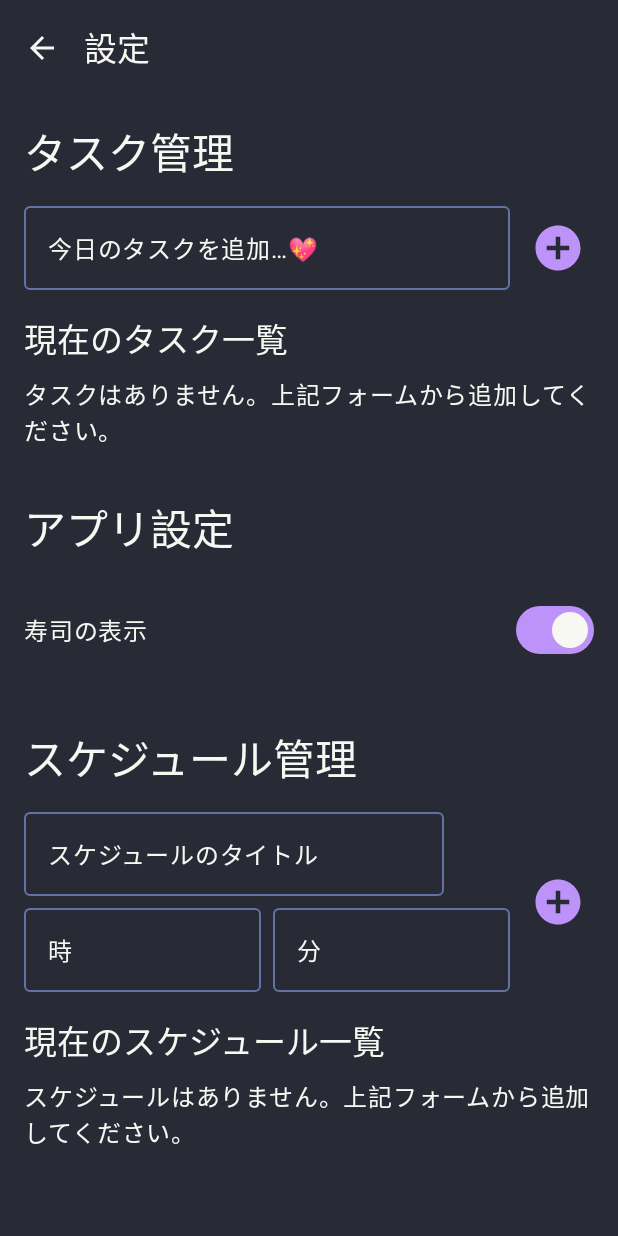
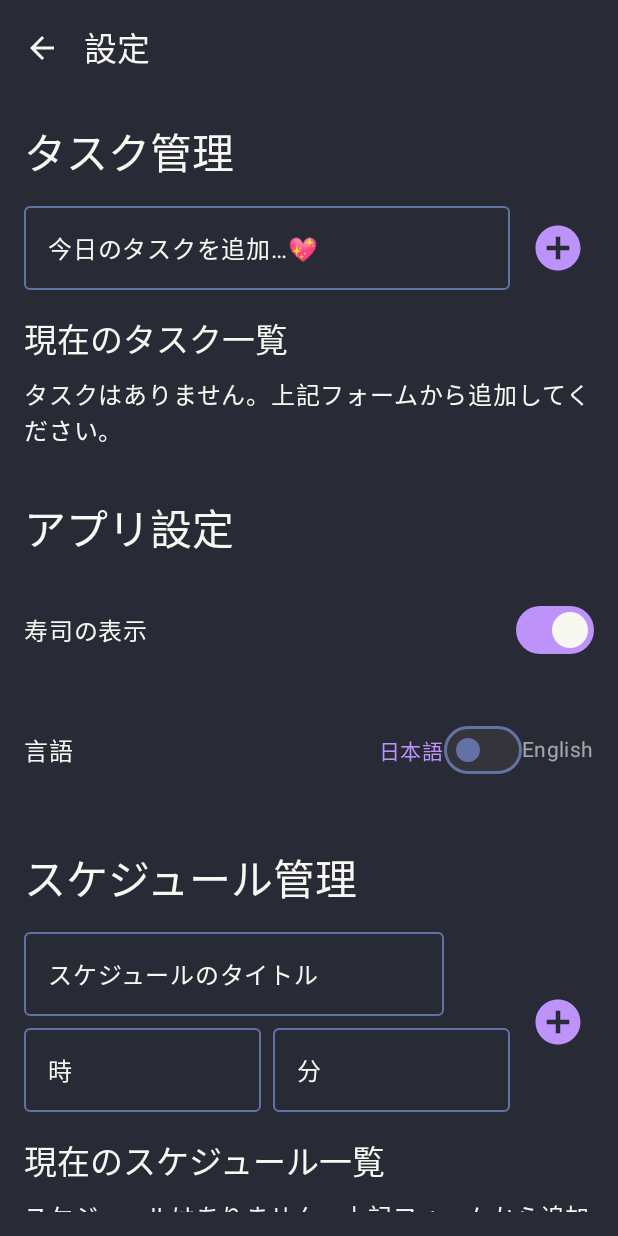
Before and after one commit to Takarkiz/SchoolWatch, an Android app built with Jetpack Compose: the screen it shows after launch (MainActivity), after a tap on "設定", on a phone screen of 412 x 824 dp. Run offline under Robolectric (Android 15) with nearby library versions, the phone set to English and light mode, and no system bars.

Commit message:
言語のローカライズ対応

```diff
--- a/composeApp/build.gradle.kts
+++ b/composeApp/build.gradle.kts
@@ -95,6 +95,10 @@ compose.desktop {
     application {
         mainClass = "org.khaki.schoolwatch.MainKt"
 
+        jvmArgs += listOf(
+            "--add-opens", "java.base/java.lang.ref=ALL-UNNAMED"
+        )
+
         nativeDistributions {
             targetFormats(TargetFormat.Dmg, TargetFormat.Msi, TargetFormat.Deb)
             packageName = "org.khaki.schoolwatch"
--- a/composeApp/src/commonMain/kotlin/org/khaki/schoolwatch/App.kt
+++ b/composeApp/src/commonMain/kotlin/org/khaki/schoolwatch/App.kt
@@ -9,6 +9,10 @@ import androidx.compose.runtime.mutableStateOf
 import androidx.compose.runtime.remember
 import androidx.compose.runtime.setValue
 import org.jetbrains.compose.ui.tooling.preview.Preview
+import org.khaki.schoolwatch.localization.EnglishStringResources
+import org.khaki.schoolwatch.localization.JapaneseStringResources
+import org.khaki.schoolwatch.localization.Language
+import org.khaki.schoolwatch.localization.ProvideStringResources
 import org.khaki.schoolwatch.theme.DraculaTheme
 
 enum class Screen {
@@ -25,6 +29,13 @@ fun App() {
         val tasks = remember { mutableStateListOf<Task>() }
         val schedules = remember { mutableStateListOf<Schedule>() }
         var showSushi by remember { mutableStateOf(true) }
+        var language by remember { mutableStateOf(Language.JAPANESE) }
+        val stringResources = remember(language) {
+            when (language) {
+                Language.JAPANESE -> JapaneseStringResources()
+                Language.ENGLISH -> EnglishStringResources()
+            }
+        }
 
         LaunchedEffect(Unit) {
             clockTicker.start()
@@ -36,6 +47,11 @@ fun App() {
             }
         }
 
+        LaunchedEffect(stringResources) {
+            clockTicker.updateStringResources(stringResources)
+        }
+
+        ProvideStringResources(language = language) {
             when (currentScreen) {
                 Screen.CLOCK -> {
                     ClockScreen(
@@ -70,9 +86,14 @@ fun App() {
                         onShowSushiChange = { newValue ->
                             showSushi = newValue
                         },
+                        language = language,
+                        onLanguageChange = { newLanguage ->
+                            language = newLanguage
+                        },
                         onBackClick = { currentScreen = Screen.CLOCK }
                     )
                 }
             }
         }
     }
+}
--- a/composeApp/src/commonMain/kotlin/org/khaki/schoolwatch/ClockLogic.kt
+++ b/composeApp/src/commonMain/kotlin/org/khaki/schoolwatch/ClockLogic.kt
@@ -12,9 +12,12 @@ import kotlinx.datetime.DayOfWeek
 import kotlinx.datetime.LocalDateTime
 import kotlinx.datetime.TimeZone
 import kotlinx.datetime.toLocalDateTime
+import org.khaki.schoolwatch.localization.JapaneseStringResources
+import org.khaki.schoolwatch.localization.StringResources
 
 class ClockTicker(
-    private val scope: CoroutineScope = CoroutineScope(Dispatchers.Default + Job())
+    private val scope: CoroutineScope = CoroutineScope(Dispatchers.Default + Job()),
+    private var stringResources: StringResources = JapaneseStringResources()
 ) {
     private val _hours = mutableStateOf("00")
     val hours: State<String> = _hours
@@ -43,17 +46,17 @@ class ClockTicker(
                 val year = now.year
                 val month = now.monthNumber
                 val day = now.dayOfMonth
-                val dayOfWeekJapanese = when (now.dayOfWeek) {
-                    DayOfWeek.MONDAY -> "月"
-                    DayOfWeek.TUESDAY -> "火"
-                    DayOfWeek.WEDNESDAY -> "水"
-                    DayOfWeek.THURSDAY -> "木"
-                    DayOfWeek.FRIDAY -> "金"
-                    DayOfWeek.SATURDAY -> "土"
-                    DayOfWeek.SUNDAY -> "日"
+                val dayOfWeekString = when (now.dayOfWeek) {
+                    DayOfWeek.MONDAY -> stringResources.monday
+                    DayOfWeek.TUESDAY -> stringResources.tuesday
+                    DayOfWeek.WEDNESDAY -> stringResources.wednesday
+                    DayOfWeek.THURSDAY -> stringResources.thursday
+                    DayOfWeek.FRIDAY -> stringResources.friday
+                    DayOfWeek.SATURDAY -> stringResources.saturday
+                    DayOfWeek.SUNDAY -> stringResources.sunday
                     else -> ""
                 }
-                _currentDate.value = "${year}年${month}月${day}日 (${dayOfWeekJapanese})"
+                _currentDate.value = stringResources.dateFormat(year, month, day, dayOfWeekString)
 
                 delay(1000)
             }
@@ -63,4 +66,8 @@ class ClockTicker(
     fun stop() {
         clockJob?.cancel()
     }
+
+    fun updateStringResources(newStringResources: StringResources) {
+        stringResources = newStringResources
+    }
 }
--- a/composeApp/src/commonMain/kotlin/org/khaki/schoolwatch/SettingsScreen.kt
+++ b/composeApp/src/commonMain/kotlin/org/khaki/schoolwatch/SettingsScreen.kt
@@ -33,6 +33,8 @@ import androidx.compose.ui.Alignment
 import androidx.compose.ui.Modifier
 import androidx.compose.ui.unit.dp
 import org.jetbrains.compose.ui.tooling.preview.Preview
+import org.khaki.schoolwatch.localization.Language
+import org.khaki.schoolwatch.localization.stringResource
 import org.khaki.schoolwatch.theme.DraculaTheme
 
 @OptIn(ExperimentalMaterial3Api::class)
@@ -44,6 +46,8 @@ fun SettingsScreen(
     onAddSchedule: (String, Int, Int) -> Unit,
     showSushi: Boolean,
     onShowSushiChange: (Boolean) -> Unit,
+    language: Language = Language.JAPANESE,
+    onLanguageChange: (Language) -> Unit = {},
     onBackClick: () -> Unit,
     modifier: Modifier = Modifier
 ) {
@@ -55,12 +59,12 @@ fun SettingsScreen(
     Scaffold(
         topBar = {
             TopAppBar(
-                title = { Text("設定") },
+                title = { Text(stringResource().settings) },
                 navigationIcon = {
                     IconButton(onClick = onBackClick) {
                         Icon(
                             imageVector = Icons.Default.ArrowBack,
-                            contentDescription = "戻る"
+                            contentDescription = stringResource().back
                         )
                     }
                 }
@@ -80,7 +84,7 @@ fun SettingsScreen(
                 horizontalAlignment = Alignment.Start
             ) {
                 Text(
-                    text = "タスク管理",
+                    text = stringResource().taskManagement,
                     style = MaterialTheme.typography.headlineMedium
                 )
 
@@ -92,7 +96,7 @@ fun SettingsScreen(
                         value = textInput,
                         onValueChange = { textInput = it },
                         modifier = Modifier.weight(1f),
-                        placeholder = { Text("今日のタスクを追加…💖") },
+                        placeholder = { Text(stringResource().addTaskPlaceholder) },
                         singleLine = true
                     )
                     Spacer(modifier = Modifier.width(8.dp))
@@ -107,7 +111,7 @@ fun SettingsScreen(
                     ) {
                         Icon(
                             Icons.Filled.AddCircle,
-                            contentDescription = "タスクを追加",
+                            contentDescription = stringResource().addTask,
                             modifier = Modifier.size(36.dp),
                             tint = MaterialTheme.colorScheme.primary
                         )
@@ -118,7 +122,7 @@ fun SettingsScreen(
 
                 // Display current tasks
                 Text(
-                    text = "現在のタスク一覧",
+                    text = stringResource().currentTasks,
                     style = MaterialTheme.typography.titleLarge
                 )
 
@@ -126,14 +130,14 @@ fun SettingsScreen(
 
                 if (tasks.isEmpty()) {
                     Text(
-                        text = "タスクはありません。上記フォームから追加してください。",
+                        text = stringResource().noTasks,
                         style = MaterialTheme.typography.bodyLarge
                     )
                 } else {
                     LazyColumn {
                         items(tasks) { task ->
                             Text(
-                                text = "• ${task.text}${if (task.isCompleted) " (完了)" else ""}",
+                                text = "• ${task.text}${if (task.isCompleted) " (${stringResource().taskCompleted})" else ""}",
                                 style = MaterialTheme.typography.bodyLarge,
                                 modifier = Modifier.padding(vertical = 4.dp)
                             )
@@ -145,7 +149,7 @@ fun SettingsScreen(
 
                 // App settings section
                 Text(
-                    text = "アプリ設定",
+                    text = stringResource().appSettings,
                     style = MaterialTheme.typography.headlineMedium
                 )
 
@@ -157,7 +161,7 @@ fun SettingsScreen(
                     modifier = Modifier.padding(vertical = 8.dp)
                 ) {
                     Text(
-                        text = "寿司の表示",
+                        text = stringResource().showSushi,
                         style = MaterialTheme.typography.bodyLarge,
                         modifier = Modifier.weight(1f)
                     )
@@ -167,11 +171,51 @@ fun SettingsScreen(
                     )
                 }
 
+                Spacer(modifier = Modifier.height(16.dp))
+
+                // Language selection
+                Row(
+                    verticalAlignment = Alignment.CenterVertically,
+                    modifier = Modifier.padding(vertical = 8.dp)
+                ) {
+                    Text(
+                        text = if (language == Language.JAPANESE) "言語" else "Language",
+                        style = MaterialTheme.typography.bodyLarge,
+                        modifier = Modifier.weight(1f)
+                    )
+                    Row(
+                        verticalAlignment = Alignment.CenterVertically
+                    ) {
+                        Text(
+                            text = "日本語",
+                            style = MaterialTheme.typography.bodyMedium,
+                            color = if (language == Language.JAPANESE)
+                                MaterialTheme.colorScheme.primary
+                            else
+                                MaterialTheme.colorScheme.onSurface.copy(alpha = 0.6f)
+                        )
+                        Switch(
+                            checked = language == Language.ENGLISH,
+                            onCheckedChange = { isEnglish ->
+                                onLanguageChange(if (isEnglish) Language.ENGLISH else Language.JAPANESE)
+                            }
+                        )
+                        Text(
+                            text = "English",
+                            style = MaterialTheme.typography.bodyMedium,
+                            color = if (language == Language.ENGLISH)
+                                MaterialTheme.colorScheme.primary
+                            else
+                                MaterialTheme.colorScheme.onSurface.copy(alpha = 0.6f)
+                        )
+                    }
+                }
+
                 Spacer(modifier = Modifier.height(32.dp))
 
                 // Schedule management section
                 Text(
-                    text = "スケジュール管理",
+                    text = stringResource().scheduleManagement,
                     style = MaterialTheme.typography.headlineMedium
                 )
 
@@ -183,7 +227,7 @@ fun SettingsScreen(
                         OutlinedTextField(
                             value = scheduleTitle,
                             onValueChange = { scheduleTitle = it },
-                            placeholder = { Text("スケジュールのタイトル") },
+                            placeholder = { Text(stringResource().scheduleTitlePlaceholder) },
                             singleLine = true,
                             modifier = Modifier.padding(bottom = 8.dp)
                         )
@@ -195,7 +239,7 @@ fun SettingsScreen(
                                         scheduleHours = it
                                     }
                                 },
-                                placeholder = { Text("時") },
+                                placeholder = { Text(stringResource().hours) },
                                 singleLine = true,
                                 modifier = Modifier.weight(1f)
                             )
@@ -207,7 +251,7 @@ fun SettingsScreen(
                                         scheduleMinutes = it
                                     }
                                 },
-                                placeholder = { Text("分") },
+                                placeholder = { Text(stringResource().minutes) },
                                 singleLine = true,
                                 modifier = Modifier.weight(1f)
                             )
@@ -231,7 +275,7 @@ fun SettingsScreen(
                     ) {
                         Icon(
                             Icons.Filled.AddCircle,
-                            contentDescription = "スケジュールを追加",
+                            contentDescription = stringResource().addSchedule,
                             modifier = Modifier.size(36.dp),
                             tint = MaterialTheme.colorScheme.primary
                         )
@@ -242,7 +286,7 @@ fun SettingsScreen(
 
                 // Display current schedules
                 Text(
-                    text = "現在のスケジュール一覧",
+                    text = stringResource().currentSchedules,
                     style = MaterialTheme.typography.titleLarge
                 )
 
@@ -250,7 +294,7 @@ fun SettingsScreen(
 
                 if (schedules.isEmpty()) {
                     Text(
-                        text = "スケジュールはありません。上記フォームから追加してください。",
+                        text = stringResource().noSchedules,
                         style = MaterialTheme.typography.bodyLarge
                     )
                 } else {
@@ -274,12 +318,12 @@ fun SettingsScreen(
 private fun PreviewSettingsScreen() {
     DraculaTheme {
         val previewTasks = listOf(
-            Task(text = "サンプルタスク1"),
-            Task(text = "サンプルタスク2", isCompleted = true)
+            Task(text = stringResource().sampleTask1),
+            Task(text = stringResource().sampleTask2, isCompleted = true)
         )
         val previewSchedules = listOf(
-            Schedule(title = "朝の会", hours = 8, minutes = 30),
-            Schedule(title = "昼休み", hours = 12, minutes = 0)
+            Schedule(title = stringResource().morningMeeting, hours = 8, minutes = 30),
+            Schedule(title = stringResource().lunchBreak, hours = 12, minutes = 0)
         )
         SettingsScreen(
             tasks = previewTasks,
--- a/composeApp/src/commonMain/kotlin/org/khaki/schoolwatch/TaskItem.kt
+++ b/composeApp/src/commonMain/kotlin/org/khaki/schoolwatch/TaskItem.kt
@@ -18,6 +18,7 @@ import androidx.compose.ui.graphics.Color
 import androidx.compose.ui.text.style.TextDecoration
 import androidx.compose.ui.unit.dp
 import org.jetbrains.compose.ui.tooling.preview.Preview
+import org.khaki.schoolwatch.localization.stringResource
 import org.khaki.schoolwatch.theme.DraculaTheme
 
 @Composable
@@ -44,7 +45,7 @@ fun TaskItem(
         IconButton(onClick = onDeleteClick) {
             Icon(
                 Icons.Default.Delete,
-                contentDescription = "タスクを削除",
+                contentDescription = stringResource().deleteTask,
                 tint = MaterialTheme.colorScheme.onSurface.copy(alpha = 0.7f)
             )
         }
@@ -62,7 +63,7 @@ private fun PreviewTaskItem() {
                 ),
             task = Task(
                 id = 1,
-                text = "サンプルタスク",
+                text = stringResource().sampleTask1,
                 isCompleted = false
             ),
             onCheckedChange = {},
--- /dev/null
+++ b/composeApp/src/commonMain/kotlin/org/khaki/schoolwatch/localization/Strings.kt
@@ -0,0 +1,203 @@
+package org.khaki.schoolwatch.localization
+
+import androidx.compose.runtime.Composable
+import androidx.compose.runtime.CompositionLocalProvider
+import androidx.compose.runtime.compositionLocalOf
+import androidx.compose.runtime.remember
+
+/**
+ * Enum representing the supported languages
+ */
+enum class Language {
+    JAPANESE,
+    ENGLISH
+}
+
+/**
+ * Interface for string resources
+ */
+interface StringResources {
+    // Common
+    val back: String
+    val deleteTask: String
+
+    // Settings Screen
+    val settings: String
+    val taskManagement: String
+    val addTaskPlaceholder: String
+    val addTask: String
+    val currentTasks: String
+    val noTasks: String
+    val taskCompleted: String
+    val appSettings: String
+    val showSushi: String
+    val scheduleManagement: String
+    val scheduleTitlePlaceholder: String
+    val hours: String
+    val minutes: String
+    val addSchedule: String
+    val currentSchedules: String
+    val noSchedules: String
+
+    // Digital Clock Display
+    fun nextSchedule(time: String, title: String): String
+    fun minutesUntilSchedule(title: String, minutes: Int): String
+
+    // Today's Task Section
+    val todaysTask: String
+
+    // Preview Data
+    val sampleTask1: String
+    val sampleTask2: String
+    val morningMeeting: String
+    val lunchBreak: String
+    val schoolDismissal: String
+
+    // Days of Week
+    val monday: String
+    val tuesday: String
+    val wednesday: String
+    val thursday: String
+    val friday: String
+    val saturday: String
+    val sunday: String
+
+    // Date Format
+    fun dateFormat(year: Int, month: Int, day: Int, dayOfWeek: String): String
+}
+
+/**
+ * Japanese string resources
+ */
+class JapaneseStringResources : StringResources {
+    // Common
+    override val back = "戻る"
+    override val deleteTask = "タスクを削除"
+
+    // Settings Screen
+    override val settings = "設定"
+    override val taskManagement = "タスク管理"
+    override val addTaskPlaceholder = "今日のタスクを追加…💖"
+    override val addTask = "タスクを追加"
+    override val currentTasks = "現在のタスク一覧"
+    override val noTasks = "タスクはありません。上記フォームから追加してください。"
+    override val taskCompleted = "完了"
+    override val appSettings = "アプリ設定"
+    override val showSushi = "寿司の表示"
+    override val scheduleManagement = "スケジュール管理"
+    override val scheduleTitlePlaceholder = "スケジュールのタイトル"
+    override val hours = "時"
+    override val minutes = "分"
+    override val addSchedule = "スケジュールを追加"
+    override val currentSchedules = "現在のスケジュール一覧"
+    override val noSchedules = "スケジュールはありません。上記フォームから追加してください。"
+
+    // Digital Clock Display
+    override fun nextSchedule(time: String, title: String) = "次のスケジュール: $time $title"
+    override fun minutesUntilSchedule(title: String, minutes: Int) = "${title}まで${minutes}分"
+
+    // Today's Task Section
+    override val todaysTask = "Today's Task"
+
+    // Preview Data
+    override val sampleTask1 = "サンプルタスク1"
+    override val sampleTask2 = "サンプルタスク2"
+    override val morningMeeting = "朝の会"
+    override val lunchBreak = "昼休み"
+    override val schoolDismissal = "下校時間"
+
+    // Days of Week
+    override val monday = "月"
+    override val tuesday = "火"
+    override val wednesday = "水"
+    override val thursday = "木"
+    override val friday = "金"
+    override val saturday = "土"
+    override val sunday = "日"
+
+    // Date Format
+    override fun dateFormat(year: Int, month: Int, day: Int, dayOfWeek: String) = "${year}年${month}月${day}日 (${dayOfWeek})"
+}
+
+/**
+ * English string resources
+ */
+class EnglishStringResources : StringResources {
+    // Common
+    override val back = "Back"
+    override val deleteTask = "Delete task"
+
+    // Settings Screen
+    override val settings = "Settings"
+    override val taskManagement = "Task Management"
+    override val addTaskPlaceholder = "Add today's task…💖"
+    override val addTask = "Add task"
+    override val currentTasks = "Current Tasks"
+    override val noTasks = "No tasks. Please add from the form above."
+    override val taskCompleted = "Completed"
+    override val appSettings = "App Settings"
+    override val showSushi = "Show Sushi"
+    override val scheduleManagement = "Schedule Management"
+    override val scheduleTitlePlaceholder = "Schedule title"
+    override val hours = "Hour"
+    override val minutes = "Minute"
+    override val addSchedule = "Add schedule"
+    override val currentSchedules = "Current Schedules"
+    override val noSchedules = "No schedules. Please add from the form above."
+
+    // Digital Clock Display
+    override fun nextSchedule(time: String, title: String) = "Next schedule: $time $title"
+    override fun minutesUntilSchedule(title: String, minutes: Int) = "$title in $minutes minutes"
+
+    // Today's Task Section
+    override val todaysTask = "Today's Task"
+
+    // Preview Data
+    override val sampleTask1 = "Sample Task 1"
+    override val sampleTask2 = "Sample Task 2"
+    override val morningMeeting = "Morning Meeting"
+    override val lunchBreak = "Lunch Break"
+    override val schoolDismissal = "School Dismissal"
+
+    // Days of Week
+    override val monday = "Mon"
+    override val tuesday = "Tue"
+    override val wednesday = "Wed"
+    override val thursday = "Thu"
+    override val friday = "Fri"
+    override val saturday = "Sat"
+    override val sunday = "Sun"
+
+    // Date Format
+    override fun dateFormat(year: Int, month: Int, day: Int, dayOfWeek: String) = "$month/$day/$year ($dayOfWeek)"
+}
+
+/**
+ * Composition local for string resources
+ */
+val LocalStringResources = compositionLocalOf<StringResources> { JapaneseStringResources() }
+
+/**
+ * Provides string resources based on the given language
+ */
+@Composable
+fun ProvideStringResources(language: Language, content: @Composable () -> Unit) {
+    val stringResources = remember(language) {
+        when (language) {
+            Language.JAPANESE -> JapaneseStringResources()
+            Language.ENGLISH -> EnglishStringResources()
+        }
+    }
+
+    CompositionLocalProvider(LocalStringResources provides stringResources) {
+        content()
+    }
+}
+
+/**
+ * Access string resources in a composable function
+ */
+@Composable
+fun stringResource(): StringResources {
+    return LocalStringResources.current
+}
--- a/gradle.properties
+++ b/gradle.properties
@@ -3,8 +3,8 @@ kotlin.code.style=official
 kotlin.daemon.jvmargs=-Xmx3072M
 
 #Gradle
-org.gradle.jvmargs=-Xmx4096M -Dfile.encoding=UTF-8
-org.gradle.configuration-cache=true
+org.gradle.jvmargs=-Xmx4096M -Dfile.encoding=UTF-8 --add-opens java.base/java.lang.ref=ALL-UNNAMED --add-opens java.base/java.util.concurrent.locks=ALL-UNNAMED
+org.gradle.configuration-cache=false
 org.gradle.caching=true
 
 #Android
```
Also changed, not shown: composeApp/src/commonMain/kotlin/org/khaki/schoolwatch/DigitalClockDisplay.kt (+8 -7 lines), composeApp/src/commonMain/kotlin/org/khaki/schoolwatch/TodaysTaskSection.kt (+4 -3 lines), composeApp/src/commonMain/resources/MR/base/strings.xml (added, +50 -0 lines), composeApp/src/commonMain/resources/MR/en/strings.xml (added, +50 -0 lines), composeApp/src/commonMain/resources/MR/ja/strings.xml (added, +50 -0 lines), gradle/libs.versions.toml (line endings or trailing spaces). Lines whose indentation alone changed are shown as unchanged.
